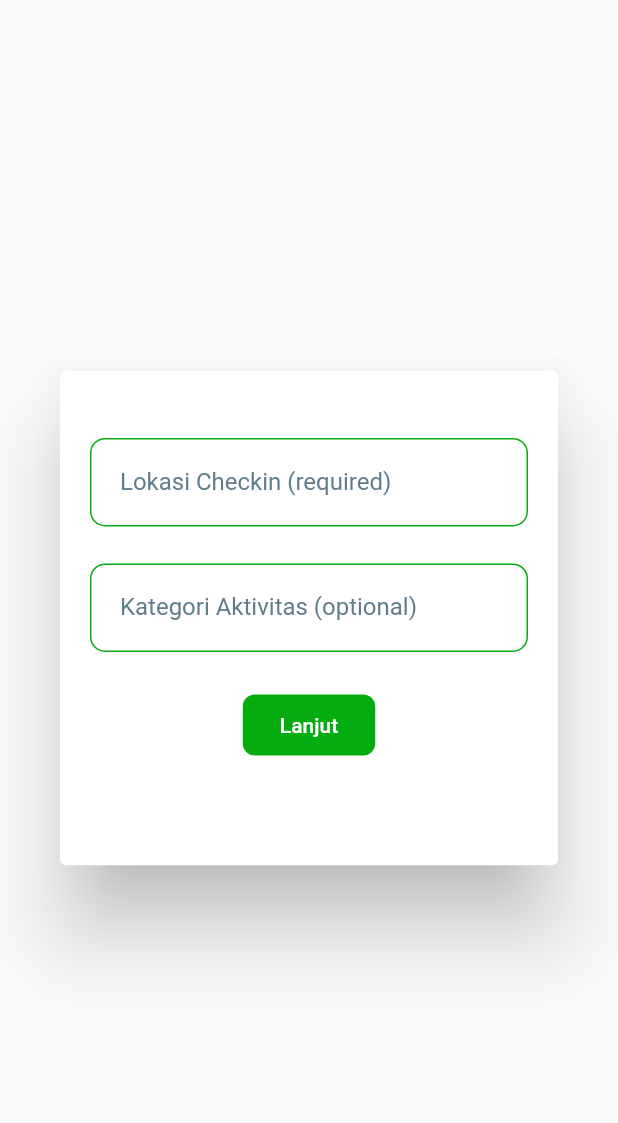
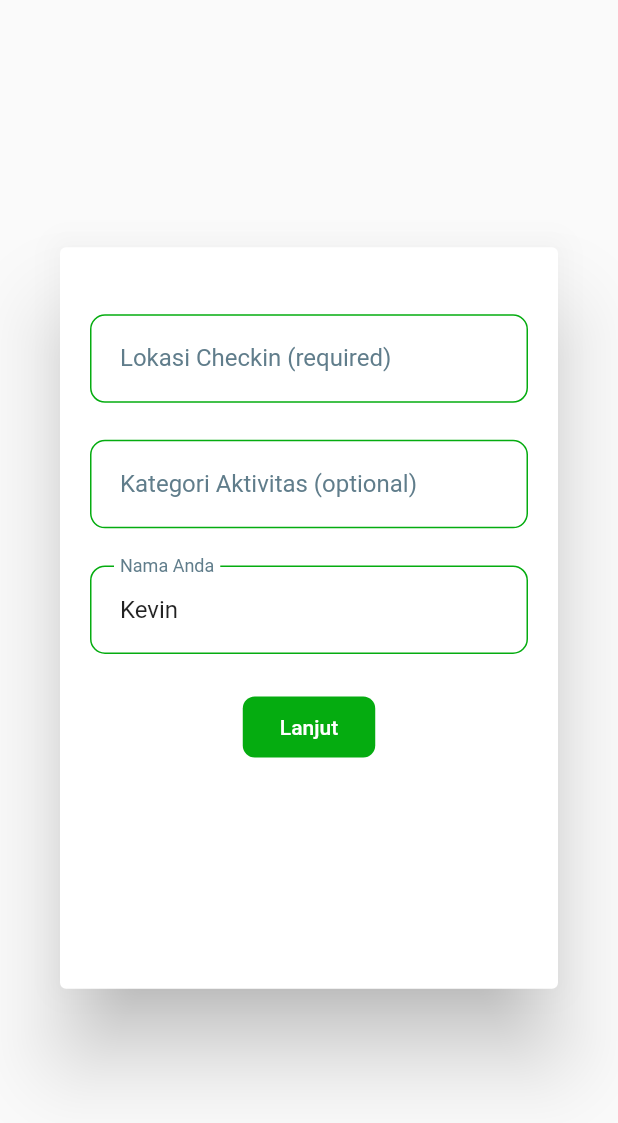
Before and after one commit to zerowu49/plclone, a Flutter app: the AdditionalForm widget shown alone on an empty page, opened directly, on a phone screen of 412 x 824 dp. Shown: the top 1123 px of the screen. Run offline on Flutter 3.47's test engine with Material 2 defaults, Android fonts, the phone set to English and light mode, and no system bars; our stand-ins replace flutter_icons, get, sizer, styled_text.

Commit message:
Add Name Form in Dialog

```diff
--- a/lib/page/additional_form.dart
+++ b/lib/page/additional_form.dart
@@ -20,8 +20,9 @@ class AdditionalForm extends StatelessWidget {
 
     return Dialog(
       child: Container(
-        height: 40.h,
+        height: 60.h,
         padding: EdgeInsets.symmetric(horizontal: 20, vertical: 20),
+        child: SingleChildScrollView(
           child: Column(
             children: [
               SizedBox(height: 3.h),
@@ -36,7 +37,7 @@ class AdditionalForm extends StatelessWidget {
                       return "Oops, yang ini wajib diisi";
                     }
                   }
-                return "";
+                  return null;
                 },
                 onChanged: (val) => _controller.place.value = val,
               ),
@@ -47,9 +48,25 @@ class AdditionalForm extends StatelessWidget {
                 labelText: 'Kategori Aktivitas (optional)',
                 color: color,
                 validator: (value) {
-                return "";
+                  return null;
                 },
                 onChanged: (val) => _controller.kategori.value = val,
+              ),
+              SizedBox(height: 3.h),
+              CustomFieldForm(
+                initialValue: _controller.defaultName.value,
+                keyboardType: TextInputType.text,
+                labelText: 'Nama Anda',
+                color: color,
+                validator: (value) {
+                  if (_controller.enableValidator.value) {
+                    if (value!.length == 0) {
+                      return "Oops, yang ini wajib diisi";
+                    }
+                  }
+                  return null;
+                },
+                onChanged: (val) => _controller.defaultName.value = val,
               ),
               SizedBox(height: 3.h),
               ElevatedButton(
@@ -57,6 +74,8 @@ class AdditionalForm extends StatelessWidget {
                 onPressed: () {
                   if (_controller.place.value == "") {
                     Get.snackbar("Cek form", "Masukkan lokasi checkin");
+                  } else if (_controller.defaultName.value == "") {
+                    Get.snackbar("Cek form", "Masukkan nama Anda");
                   } else {
                     Get.back();
                     switch (_controller.platform.value) {
@@ -95,6 +114,7 @@ class AdditionalForm extends StatelessWidget {
             ],
           ),
         ),
+      ),
     );
   }
 }
--- a/lib/widget/custom_field_form.dart
+++ b/lib/widget/custom_field_form.dart
@@ -34,6 +34,10 @@ class CustomFieldForm extends StatelessWidget {
           color: ColorPalettes.whiteDark,
           fontFamily: fontFamily,
         ),
+        errorStyle: TextStyle(
+          color: Colors.red,
+          fontFamily: fontFamily,
+        ),
         contentPadding: EdgeInsets.all(20),
         enabledBorder: OutlineInputBorder(
           borderSide: BorderSide(
@@ -68,7 +72,7 @@ class CustomFieldForm extends StatelessWidget {
           ),
         ),
       ),
-      autovalidateMode: AutovalidateMode.onUserInteraction,
+      autovalidateMode: AutovalidateMode.always,
       inputFormatters: inputFormatters,
       validator: validator,
       onChanged: onChanged,
```
Lines whose indentation alone changed are shown as unchanged.
